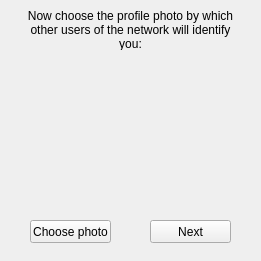
Old version of the form ProgettoPDS2017GUI/QtGuiApplication4/SetUserPhoto.ui in the repository MirCr/Programmazione-Di-Sistema.
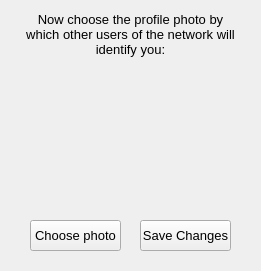
New version of the form. Icons and pictures are not drawn.

Diff of the .ui file:
```diff
--- a/ProgettoPDS2017GUI/QtGuiApplication4/SetUserPhoto.ui
+++ b/ProgettoPDS2017GUI/QtGuiApplication4/SetUserPhoto.ui
@@ -10,7 +10,7 @@
     <x>0</x>
     <y>0</y>
     <width>261</width>
-    <height>261</height>
+    <height>271</height>
    </rect>
   </property>
   <property name="windowTitle">
@@ -19,14 +19,19 @@
   <widget class="QPushButton" name="SetPhotoNextButton">
    <property name="geometry">
     <rect>
-     <x>150</x>
+     <x>140</x>
      <y>220</y>
-     <width>81</width>
-     <height>23</height>
+     <width>91</width>
+     <height>31</height>
     </rect>
    </property>
+   <property name="font">
+    <font>
+     <pointsize>10</pointsize>
+    </font>
+   </property>
    <property name="text">
-    <string>Next</string>
+    <string>Save Changes</string>
    </property>
   </widget>
   <widget class="QLabel" name="UserPhotoLabel">
@@ -35,9 +40,14 @@
      <x>20</x>
      <y>9</y>
      <width>221</width>
-     <height>41</height>
+     <height>51</height>
     </rect>
    </property>
+   <property name="font">
+    <font>
+     <pointsize>10</pointsize>
+    </font>
+   </property>
    <property name="text">
     <string>Now choose the profile photo by which other users of the network will identify you:</string>
    </property>
@@ -56,10 +66,15 @@
     <rect>
      <x>30</x>
      <y>220</y>
-     <width>81</width>
-     <height>23</height>
+     <width>91</width>
+     <height>31</height>
     </rect>
    </property>
+   <property name="font">
+    <font>
+     <pointsize>10</pointsize>
+    </font>
+   </property>
    <property name="text">
     <string>Choose photo</string>
    </property>
@@ -68,7 +83,7 @@
    <property name="geometry">
     <rect>
      <x>60</x>
-     <y>60</y>
+     <y>70</y>
      <width>141</width>
      <height>141</height>
     </rect>
```
Left out of the diff: 2 changed lines with no effect on the pictures.
